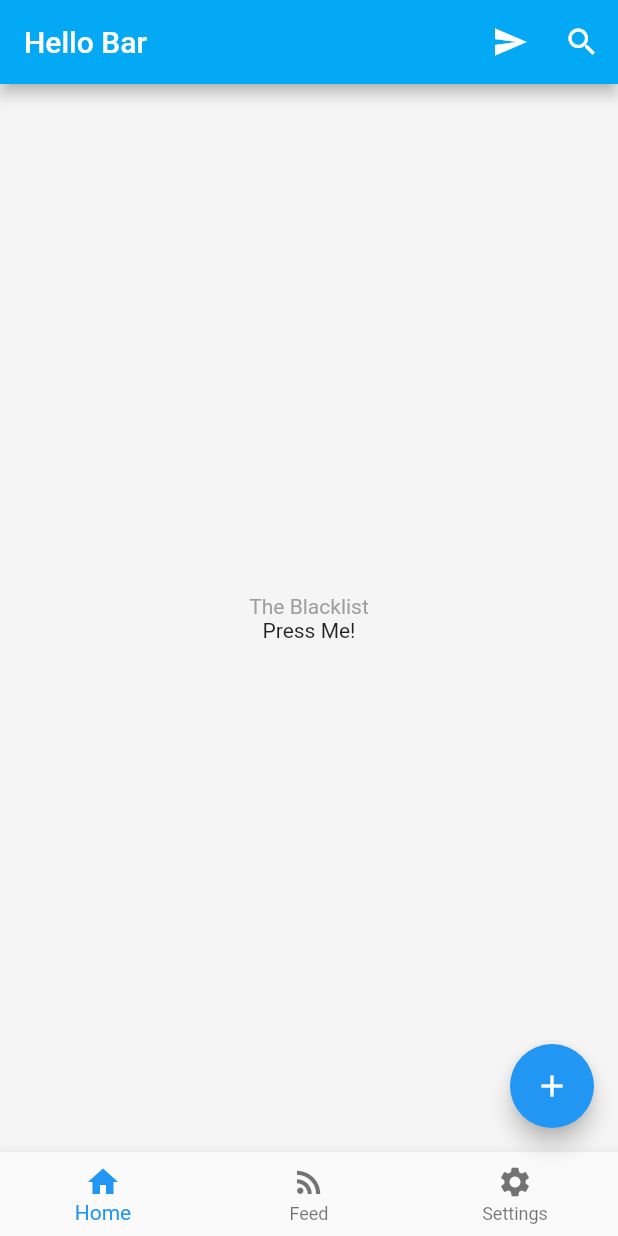
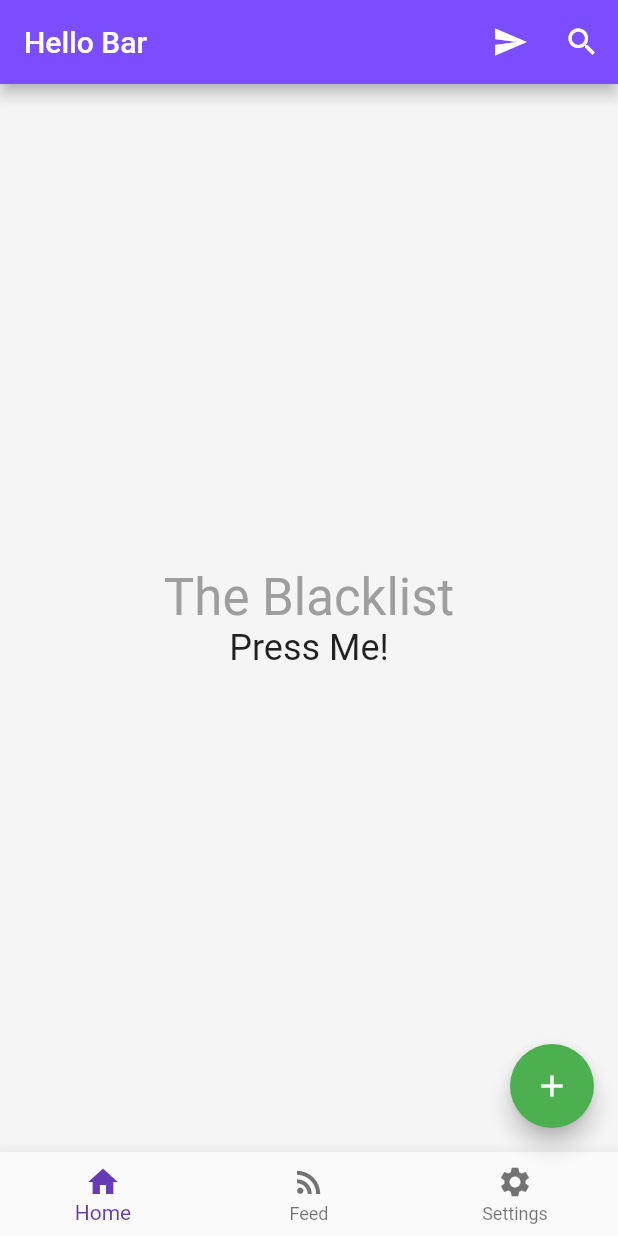
Before and after one commit to aashishtamsya/100-Days-of-Flutter, a Flutter app: the screen it shows after launch, on a phone screen of 412 x 824 dp. Run offline on Flutter 3.47's test engine with Material 2 defaults, Android fonts, the phone set to English and light mode, and no system bars.

```diff
--- a/intro_scaffold/lib/UI/home.dart
+++ b/intro_scaffold/lib/UI/home.dart
@@ -14,8 +14,10 @@ class Home extends StatelessWidget {
     // TODO: implement build
     return new Scaffold(
       appBar: new AppBar(
-        backgroundColor: Colors.lightBlue,
-        title: new Text("Hello Bar"),
+        backgroundColor: Colors.deepPurpleAccent,
+        title: new Text(
+          "Hello Bar",
+        ),
         actions: <Widget>[
           new IconButton(
               icon: new Icon(Icons.send), onPressed: () => _onPress("Send")),
@@ -33,18 +35,22 @@ class Home extends StatelessWidget {
             new Text(
               "The Blacklist",
               style: new TextStyle(
-                  fontSize: 14,
+                  fontSize: 34,
                   fontWeight: FontWeight.w400,
                   color: Colors.grey),
             ),
             new InkWell(
-              child: new Text("Press Me!"),
+              child: new Text(
+                "Press Me!",
+                style: TextStyle(fontSize: 24),
+              ),
               onTap: () => _onTap(),
             )
           ],
         ),
       ),
       bottomNavigationBar: BottomNavigationBar(
+        selectedItemColor: Colors.deepPurple,
         items: [
           BottomNavigationBarItem(icon: Icon(Icons.home), title: Text("Home")),
           BottomNavigationBarItem(
@@ -56,7 +62,7 @@ class Home extends StatelessWidget {
       ),
       floatingActionButton: FloatingActionButton(
         onPressed: () => debugPrint("Floating Action Button Tapped!"),
-        backgroundColor: Colors.blue,
+        backgroundColor: Colors.green,
         tooltip: 'Going Up!',
         child: Icon(Icons.add),
       ),
```
Also changed, not shown: resources/scaffold.png (added), 1 other file.
